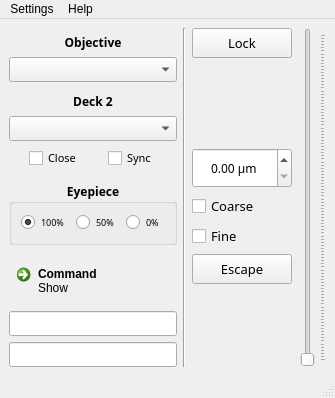
ZhengyiZ/IX83-GUI-Qt, file gui/mainwindow.ui: the form before one commit.
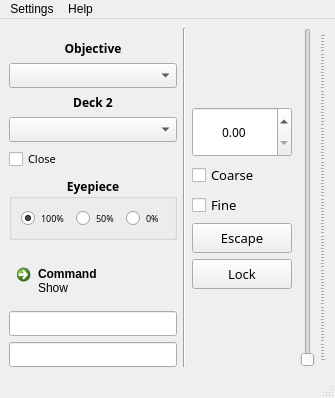
The form after the commit.

Commit message:
Remove sync external program code
Remove code that synchronizes with external programs

```diff
--- a/gui/mainwindow.ui
+++ b/gui/mainwindow.ui
@@ -19,6 +19,9 @@
   <property name="windowTitle">
    <string>MainWindow</string>
   </property>
+  <property name="styleSheet">
+   <string notr="true"/>
+  </property>
   <widget class="QWidget" name="centralwidget">
    <layout class="QHBoxLayout" name="horizontalLayout_2">
     <item>
@@ -28,10 +31,13 @@
         <property name="orientation">
          <enum>Qt::Vertical</enum>
         </property>
+        <property name="sizeType">
+         <enum>QSizePolicy::MinimumExpanding</enum>
+        </property>
         <property name="sizeHint" stdset="0">
          <size>
           <width>20</width>
-          <height>40</height>
+          <height>0</height>
          </size>
         </property>
        </spacer>
@@ -42,7 +48,6 @@
          <font>
           <family>微软雅黑</family>
           <pointsize>9</pointsize>
-          <weight>75</weight>
           <bold>true</bold>
          </font>
         </property>
@@ -75,26 +80,12 @@
         </property>
        </widget>
       </item>
-      <item>
-       <spacer name="verticalSpacer_3">
-        <property name="orientation">
-         <enum>Qt::Vertical</enum>
-        </property>
-        <property name="sizeHint" stdset="0">
-         <size>
-          <width>20</width>
-          <height>40</height>
-         </size>
-        </property>
-       </spacer>
-      </item>
       <item>
        <widget class="QLabel" name="deckLabel">
         <property name="font">
          <font>
           <family>微软雅黑</family>
           <pointsize>9</pointsize>
-          <weight>75</weight>
           <bold>true</bold>
          </font>
         </property>
@@ -131,22 +122,6 @@
         </item>
         <item>
          <layout class="QHBoxLayout" name="horizontalLayout">
-          <item>
-           <spacer name="horizontalSpacer_4">
-            <property name="orientation">
-             <enum>Qt::Horizontal</enum>
-            </property>
-            <property name="sizeType">
-             <enum>QSizePolicy::MinimumExpanding</enum>
-            </property>
-            <property name="sizeHint" stdset="0">
-             <size>
-              <width>0</width>
-              <height>20</height>
-             </size>
-            </property>
-           </spacer>
-          </item>
           <item>
            <widget class="QCheckBox" name="shutterBox">
             <property name="font">
@@ -160,35 +135,6 @@
             </property>
            </widget>
           </item>
-          <item>
-           <spacer name="horizontalSpacer">
-            <property name="orientation">
-             <enum>Qt::Horizontal</enum>
-            </property>
-            <property name="sizeType">
-             <enum>QSizePolicy::MinimumExpanding</enum>
-            </property>
-            <property name="sizeHint" stdset="0">
-             <size>
-              <width>0</width>
-              <height>20</height>
-             </size>
-            </property>
-           </spacer>
-          </item>
-          <item>
-           <widget class="QCheckBox" name="syncBox">
-            <property name="font">
-             <font>
-              <family>微软雅黑</family>
-              <pointsize>8</pointsize>
-             </font>
-            </property>
-            <property name="text">
-             <string>Sync</string>
-            </property>
-           </widget>
-          </item>
           <item>
            <spacer name="horizontalSpacer_5">
             <property name="orientation">
@@ -209,26 +155,13 @@
         </item>
        </layout>
       </item>
-      <item>
-       <spacer name="verticalSpacer_2">
-        <property name="orientation">
-         <enum>Qt::Vertical</enum>
-        </property>
-        <property name="sizeHint" stdset="0">
-         <size>
-          <width>20</width>
-          <height>40</height>
-         </size>
-        </property>
-       </spacer>
-      </item>
       <item>
        <widget class="QGroupBox" name="eyeBox">
         <property name="enabled">
          <bool>true</bool>
         </property>
         <property name="sizePolicy">
-         <sizepolicy hsizetype="Minimum" vsizetype="MinimumExpanding">
+         <sizepolicy hsizetype="Minimum" vsizetype="Fixed">
           <horstretch>0</horstretch>
           <verstretch>0</verstretch>
          </sizepolicy>
@@ -236,14 +169,13 @@
         <property name="minimumSize">
          <size>
           <width>80</width>
-          <height>0</height>
+          <height>53</height>
          </size>
         </property>
         <property name="font">
          <font>
           <family>微软雅黑</family>
           <pointsize>9</pointsize>
-          <weight>75</weight>
           <bold>true</bold>
          </font>
         </property>
@@ -272,17 +204,22 @@
          </item>
          <item>
           <widget class="QRadioButton" name="eye100">
+           <property name="sizePolicy">
+            <sizepolicy hsizetype="Minimum" vsizetype="MinimumExpanding">
+             <horstretch>0</horstretch>
+             <verstretch>0</verstretch>
+            </sizepolicy>
+           </property>
            <property name="minimumSize">
             <size>
              <width>45</width>
-             <height>0</height>
+             <height>16</height>
             </size>
            </property>
            <property name="font">
             <font>
              <family>微软雅黑</family>
              <pointsize>7</pointsize>
-             <weight>50</weight>
              <bold>false</bold>
             </font>
            </property>
@@ -302,11 +239,22 @@
          </item>
          <item>
           <widget class="QRadioButton" name="eye50">
+           <property name="sizePolicy">
+            <sizepolicy hsizetype="Minimum" vsizetype="MinimumExpanding">
+             <horstretch>0</horstretch>
+             <verstretch>0</verstretch>
+            </sizepolicy>
+           </property>
+           <property name="minimumSize">
+            <size>
+             <width>0</width>
+             <height>16</height>
+            </size>
+           </property>
            <property name="font">
             <font>
              <family>微软雅黑</family>
              <pointsize>7</pointsize>
-             <weight>50</weight>
              <bold>false</bold>
             </font>
            </property>
@@ -317,11 +265,22 @@
          </item>
          <item>
           <widget class="QRadioButton" name="eye0">
+           <property name="sizePolicy">
+            <sizepolicy hsizetype="Minimum" vsizetype="MinimumExpanding">
+             <horstretch>0</horstretch>
+             <verstretch>0</verstretch>
+            </sizepolicy>
+           </property>
+           <property name="minimumSize">
+            <size>
+             <width>0</width>
+             <height>16</height>
+            </size>
+           </property>
            <property name="font">
             <font>
              <family>微软雅黑</family>
              <pointsize>7</pointsize>
-             <weight>50</weight>
              <bold>false</bold>
             </font>
            </property>
@@ -350,14 +309,17 @@
        </widget>
       </item>
       <item>
-       <spacer name="verticalSpacer_13">
+       <spacer name="verticalSpacer">
         <property name="orientation">
          <enum>Qt::Vertical</enum>
         </property>
+        <property name="sizeType">
+         <enum>QSizePolicy::MinimumExpanding</enum>
+        </property>
         <property name="sizeHint" stdset="0">
          <size>
           <width>20</width>
-          <height>40</height>
+          <height>0</height>
          </size>
         </property>
        </spacer>
@@ -428,28 +390,6 @@
      <layout class="QHBoxLayout" name="horizontalLayout_6">
       <item>
        <layout class="QVBoxLayout" name="verticalLayout_2">
-        <item>
-         <widget class="QPushButton" name="lockBtn">
-          <property name="minimumSize">
-           <size>
-            <width>0</width>
-            <height>30</height>
-           </size>
-          </property>
-          <property name="font">
-           <font>
-            <family>微软雅黑</family>
-            <pointsize>10</pointsize>
-           </font>
-          </property>
-          <property name="text">
-           <string>Lock</string>
-          </property>
-          <property name="checkable">
-           <bool>true</bool>
-          </property>
-         </widget>
-        </item>
         <item>
          <spacer name="verticalSpacer_12">
           <property name="orientation">
@@ -466,7 +406,7 @@
         <item>
          <widget class="QDoubleSpinBox" name="zValue">
           <property name="sizePolicy">
-           <sizepolicy hsizetype="MinimumExpanding" vsizetype="Fixed">
+           <sizepolicy hsizetype="MinimumExpanding" vsizetype="Preferred">
             <horstretch>0</horstretch>
             <verstretch>0</verstretch>
            </sizepolicy>
@@ -474,14 +414,13 @@
           <property name="minimumSize">
            <size>
             <width>100</width>
-            <height>40</height>
+            <height>50</height>
            </size>
           </property>
           <property name="font">
            <font>
             <family>微软雅黑</family>
             <pointsize>9</pointsize>
-            <weight>50</weight>
             <bold>false</bold>
            </font>
           </property>
@@ -495,7 +434,7 @@
            <bool>false</bool>
           </property>
           <property name="suffix">
-           <string> μm</string>
+           <string/>
           </property>
           <property name="maximum">
            <double>10500.000000000000000</double>
@@ -568,7 +507,6 @@
            <font>
             <family>微软雅黑</family>
             <pointsize>10</pointsize>
-            <weight>50</weight>
             <bold>false</bold>
            </font>
           </property>
@@ -580,6 +518,28 @@
           </property>
          </widget>
         </item>
+        <item>
+         <widget class="QPushButton" name="lockBtn">
+          <property name="minimumSize">
+           <size>
+            <width>0</width>
+            <height>30</height>
+           </size>
+          </property>
+          <property name="font">
+           <font>
+            <family>微软雅黑</family>
+            <pointsize>10</pointsize>
+           </font>
+          </property>
+          <property name="text">
+           <string>Lock</string>
+          </property>
+          <property name="checkable">
+           <bool>true</bool>
+          </property>
+         </widget>
+        </item>
         <item>
          <spacer name="verticalSpacer_7">
           <property name="orientation">
```
Left out of the diff: 12 changed lines with no effect on the pictures. The commit also changes 181 other files.
